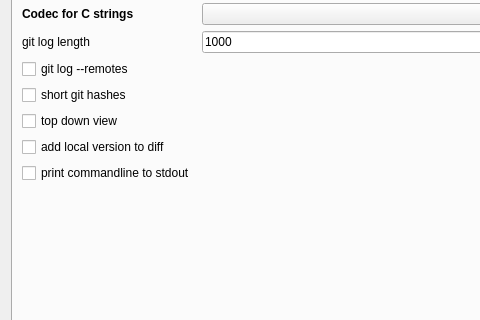
This is gvtree_preferences.ui in wtr9987/gvtree as Qt 5 draws it before an edit; both pictures show x 0 to 480 and y 220 to 540 of the 871 by 645 pixel window. The edited form follows.
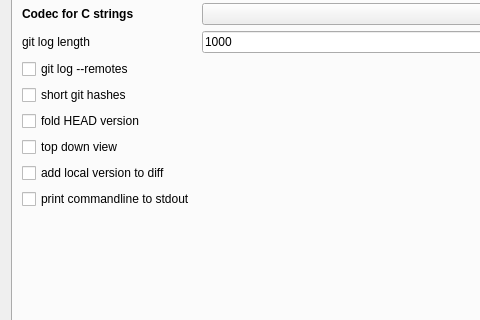
This is the edited form. Icons and pictures are not drawn. Custom widgets are drawn as their Qt base class.

Commit message: Updated documentation Guessing branch baseline No folding of HEAD version optional

What changed in the file:
```diff
--- a/gvtree_preferences.ui
+++ b/gvtree_preferences.ui
@@ -79,7 +79,7 @@
          </layout>
         </widget>
        </item>
-       <item row="21" column="1">
+       <item row="22" column="1">
         <spacer name="verticalSpacer">
          <property name="orientation">
           <enum>Qt::Vertical</enum>
@@ -119,7 +119,7 @@
          </property>
         </widget>
        </item>
-       <item row="12" column="1">
+       <item row="13" column="1">
         <widget class="QCheckBox" name="top_down_view">
          <property name="toolTip">
           <string>In git log the latest version is printed on the top. To print the earliest node (root node) at the top, choose the top down view here.</string>
@@ -201,7 +201,7 @@
          </property>
         </spacer>
        </item>
-       <item row="14" column="1">
+       <item row="15" column="1">
         <widget class="QCheckBox" name="print_cmd_to_stdout">
          <property name="toolTip">
           <string>If an external program is called from gvtree the used commandline is echoed to stdout.</string>
@@ -260,7 +260,7 @@
          </property>
         </widget>
        </item>
-       <item row="13" column="1">
+       <item row="14" column="1">
         <widget class="QCheckBox" name="diff_local_files">
          <property name="focusPolicy">
           <enum>Qt::NoFocus</enum>
@@ -276,6 +276,13 @@
        <item row="5" column="2">
         <widget class="QComboBox" name="cbCodecForCStrings"/>
        </item>
+       <item row="12" column="1">
+        <widget class="QCheckBox" name="fold_head">
+         <property name="text">
+          <string>fold HEAD version</string>
+         </property>
+        </widget>
+       </item>
       </layout>
      </widget>
      <widget class="QWidget" name="tabWidgetPage2">
```
The commit also changes 23 other files.
